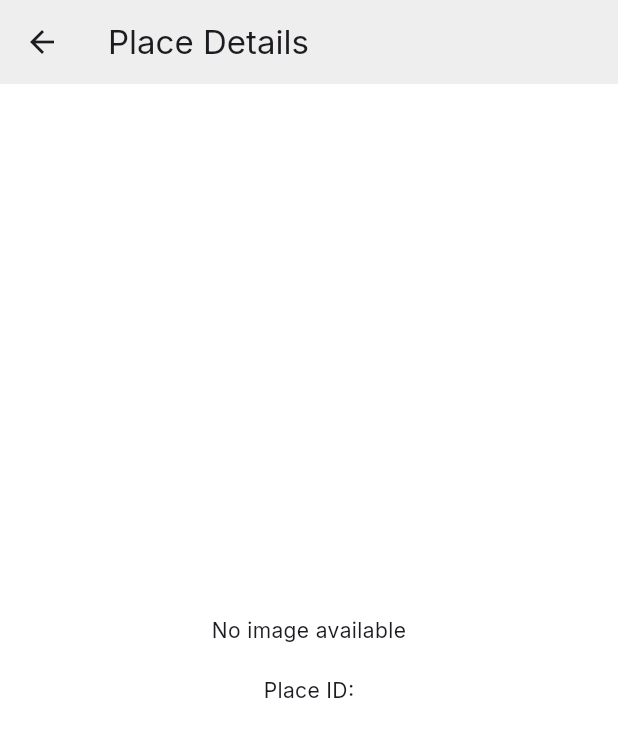
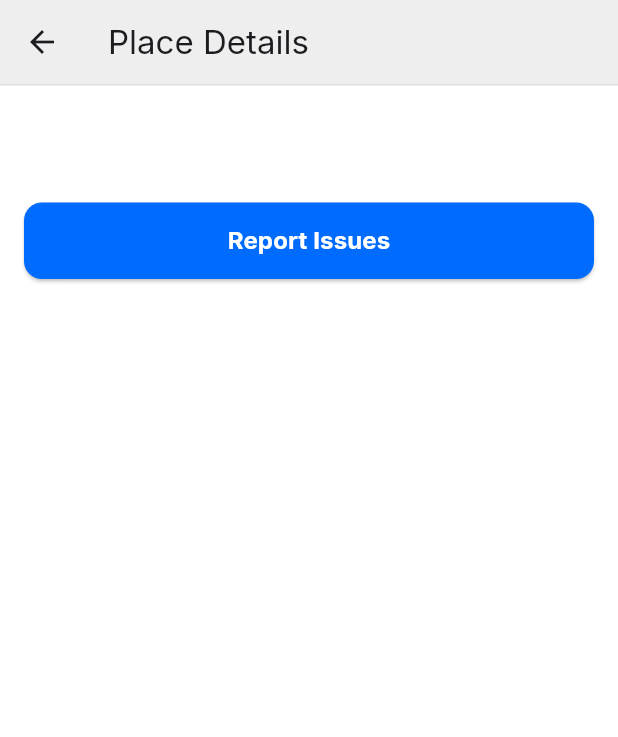
Before and after one commit to simaopsbarbosa/Inclui, a Flutter app: the PlaceDetailPage screen opened directly with empty values, on a phone screen of 412 x 824 dp. Shown: the top 737 px of the screen. Run offline on Flutter 3.47's test engine with Material 3 defaults, Android fonts, the phone set to English and light mode, and no system bars; our stand-ins replace firebase_auth, firebase_core, firebase_database, flutter_dotenv, geolocator, google_fonts and 2 more; accounts and stored records are empty; generated files the repository leaves out were written again; network calls fail.

Commit message:
added report button with radio buttons that communicate with firebase :)

```diff
--- a/src/inclui/lib/place_detail_page.dart
+++ b/src/inclui/lib/place_detail_page.dart
@@ -4,6 +4,7 @@ import 'package:flutter_dotenv/flutter_dotenv.dart';
 import 'package:google_fonts/google_fonts.dart';
 import 'package:inclui/profile_page.dart';
 import 'package:http/http.dart' as http;
+import 'package:inclui/report_panel.dart';
 
 class PlaceDetailPage extends StatelessWidget {
   final String placeId;
@@ -49,24 +50,41 @@ class PlaceDetailPage extends StatelessWidget {
           style: GoogleFonts.inter(),
         ),
         leading: BackButton(),
+        bottom: PreferredSize(
+          preferredSize: Size.fromHeight(1.0),
+          child: Container(
+            color: Colors.grey[300],
+            height: 1.0,
+          ),
+        ),
       ),
       body: FutureBuilder<String?>(
         future: fetchPlacePhotoUrl(placeId),
         builder: (context, snapshot) {
+          final imageUrl = snapshot.data;
+
           if (snapshot.connectionState == ConnectionState.waiting) {
             return const Center(child: CircularProgressIndicator());
-          } else if (snapshot.hasData && snapshot.data != null) {
-            return Column(
+          }
+
+          return SingleChildScrollView(
+            child: Column(
               crossAxisAlignment: CrossAxisAlignment.stretch,
               children: [
+                if (imageUrl != null)
                   Padding(
                     padding: const EdgeInsets.all(16.0),
+                    child: ClipRRect(
+                      borderRadius: BorderRadius.circular(16.0),
                       child: Image.network(
-                    snapshot.data!,
+                        imageUrl,
                         fit: BoxFit.cover,
-                    height: 250,
+                        height: 200,
                       ),
                     ),
+                  )
+                else
+                  const SizedBox(height: 16),
                 Padding(
                   padding: const EdgeInsets.symmetric(horizontal: 16.0),
                   child: Column(
@@ -86,34 +104,9 @@ class PlaceDetailPage extends StatelessWidget {
                     ],
                   ),
                 ),
-                if (!verified)
-                  Padding(
-                    padding: const EdgeInsets.all(16.0),
-                    child: SizedBox(
-                      width: double.infinity,
-                      child: ElevatedButton(
-                        onPressed: () {
-                          // Add your report issue logic here
-                        },
-                        style: ButtonStyle(
-                          backgroundColor: WidgetStateProperty.all(
-                              Theme.of(context).primaryColor),
-                          shape: WidgetStateProperty.all(
-                            RoundedRectangleBorder(
-                              borderRadius: BorderRadius.circular(12),
-                            ),
-                          ),
-                        ),
-                        child: Text(
-                          'Report Issues',
-                          style: GoogleFonts.inter(
-                            color: Colors.white,
-                            fontSize: 16,
-                            fontWeight: FontWeight.bold,
-                          ),
-                        ),
-                      ),
-                    ),
+                if (verified)
+                  ReportIssueSection(
+                    placeId: placeId,
                   )
                 else
                   Padding(
@@ -138,8 +131,7 @@ class PlaceDetailPage extends StatelessWidget {
                                 'In order to place reviews, you must be logged in and verified',
                                 style: GoogleFonts.inter(
                                   fontSize: 14,
-                                  fontWeight: FontWeight.bold,
-                                  color: Colors.grey.shade500,
+                                  color: Colors.grey.shade600,
                                 ),
                                 textAlign: TextAlign.left,
                               ),
@@ -150,16 +142,8 @@ class PlaceDetailPage extends StatelessWidget {
                     ),
                   ),
               ],
-            );
-          } else {
-            return Center(
-              child: Text(
-                'No image available\n\nPlace ID: $placeId',
-                textAlign: TextAlign.center,
-                style: GoogleFonts.inter(fontSize: 14),
             ),
           );
-          }
         },
       ),
     );
--- /dev/null
+++ b/src/inclui/lib/report_panel.dart
@@ -0,0 +1,185 @@
+import 'package:flutter/material.dart';
+import 'package:google_fonts/google_fonts.dart';
+import 'package:firebase_database/firebase_database.dart';
+
+class ReportIssueSection extends StatefulWidget {
+  final String placeId;
+
+  const ReportIssueSection({
+    super.key,
+    required this.placeId,
+  });
+
+  @override
+  ReportIssueSectionState createState() => ReportIssueSectionState();
+}
+
+class ReportIssueSectionState extends State<ReportIssueSection> {
+  final List<String> issues = [
+    'Not wheelchair accessible',
+    'Lack of wheelchair ramps',
+    'Elevator out of service',
+    'No braille option',
+    'No non-binary bathroom',
+    'Poor signage contrast',
+    'Inaccessible restroom facilities',
+    'No seating for elderly',
+    'Too noisy',
+    'Heavy doors',
+    'Flashing Lights',
+  ];
+
+  String? selectedIssue;
+
+  void _showIssueDialog() async {
+    String? tempSelected = selectedIssue;
+
+    await showDialog(
+      context: context,
+      builder: (context) {
+        return AlertDialog(
+          shape: RoundedRectangleBorder(
+            borderRadius: BorderRadius.circular(16),
+          ),
+          title: Container(
+            padding: const EdgeInsets.all(8.0),
+            child: Center(
+              child: Text(
+                'Select Issue Found',
+                style: GoogleFonts.inter(
+                  color: Colors.black,
+                  fontWeight: FontWeight.bold,
+                  fontSize: 20,
+                ),
+              ),
+            ),
+          ),
+          content: ConstrainedBox(
+            constraints: BoxConstraints(
+              maxHeight: MediaQuery.of(context).size.height * 0.5,
+            ),
+            child: StatefulBuilder(
+              builder: (context, setDialogState) {
+                return Scrollbar(
+                  thumbVisibility: true,
+                  radius: const Radius.circular(8),
+                  thickness: 6,
+                  child: SingleChildScrollView(
+                    child: Column(
+                      children: issues.map((issue) {
+                        return RadioListTile<String>(
+                          activeColor: Theme.of(context).primaryColor,
+                          value: issue,
+                          groupValue: tempSelected,
+                          title: Text(
+                            issue,
+                            style: GoogleFonts.inter(
+                              fontSize: 14,
+                              fontWeight: FontWeight.w500,
+                            ),
+                          ),
+                          onChanged: (value) {
+                            setDialogState(() {
+                              tempSelected = value;
+                            });
+                          },
+                        );
+                      }).toList(),
+                    ),
+                  ),
+                );
+              },
+            ),
+          ),
+          actions: [
+            Padding(
+              padding:
+                  const EdgeInsets.symmetric(horizontal: 16.0, vertical: 8),
+              child: Row(
+                mainAxisAlignment: MainAxisAlignment.spaceEvenly,
+                children: [
+                  TextButton(
+                    onPressed: () async {
+                      if (tempSelected == null) return;
+                      // 1. update local state
+                      setState(() => selectedIssue = tempSelected);
+                      // 2. push to Firebase
+                      final reportsRef =
+                          FirebaseDatabase.instance.ref().child('reports');
+                      await reportsRef.push().set({
+                        'placeId': widget.placeId,
+                        'issue': tempSelected,
+                        'timestamp': ServerValue.timestamp,
+                      });
+                      Navigator.of(context).pop();
+                    },
+                    style: TextButton.styleFrom(
+                      backgroundColor: Theme.of(context).primaryColor,
+                      padding: const EdgeInsets.symmetric(
+                          horizontal: 24, vertical: 12),
+                      shape: RoundedRectangleBorder(
+                        borderRadius: BorderRadius.circular(12),
+                      ),
+                    ),
+                    child: Text(
+                      'Confirm',
+                      style: GoogleFonts.inter(
+                        color: Colors.white,
+                        fontWeight: FontWeight.bold,
+                      ),
+                    ),
+                  ),
+                  TextButton(
+                    onPressed: () => Navigator.of(context).pop(),
+                    style: TextButton.styleFrom(
+                      padding: const EdgeInsets.symmetric(
+                          horizontal: 24, vertical: 12),
+                      shape: RoundedRectangleBorder(
+                        borderRadius: BorderRadius.circular(12),
+                      ),
+                    ),
+                    child: Text(
+                      'Cancel',
+                      style: GoogleFonts.inter(
+                        color: Colors.red,
+                        fontWeight: FontWeight.bold,
+                      ),
+                    ),
+                  ),
+                ],
+              ),
+            ),
+          ],
+        );
+      },
+    );
+  }
+
+  @override
+  Widget build(BuildContext context) {
+    return Padding(
+      padding: const EdgeInsets.all(16.0),
+      child: SizedBox(
+        width: double.infinity,
+        child: ElevatedButton(
+          onPressed: _showIssueDialog,
+          style: ElevatedButton.styleFrom(
+            backgroundColor: Theme.of(context).primaryColor,
+            shape: RoundedRectangleBorder(
+              borderRadius: BorderRadius.circular(12),
+            ),
+            padding: const EdgeInsets.symmetric(vertical: 14),
+          ),
+          child: Text(
+            'Report Issues',
+            style: GoogleFonts.inter(
+              color: Colors.white,
+              fontSize: 16,
+              fontWeight: FontWeight.bold,
+            ),
+          ),
+        ),
+      ),
+    );
+  }
+}
```
Lines whose indentation alone changed are shown as unchanged.
